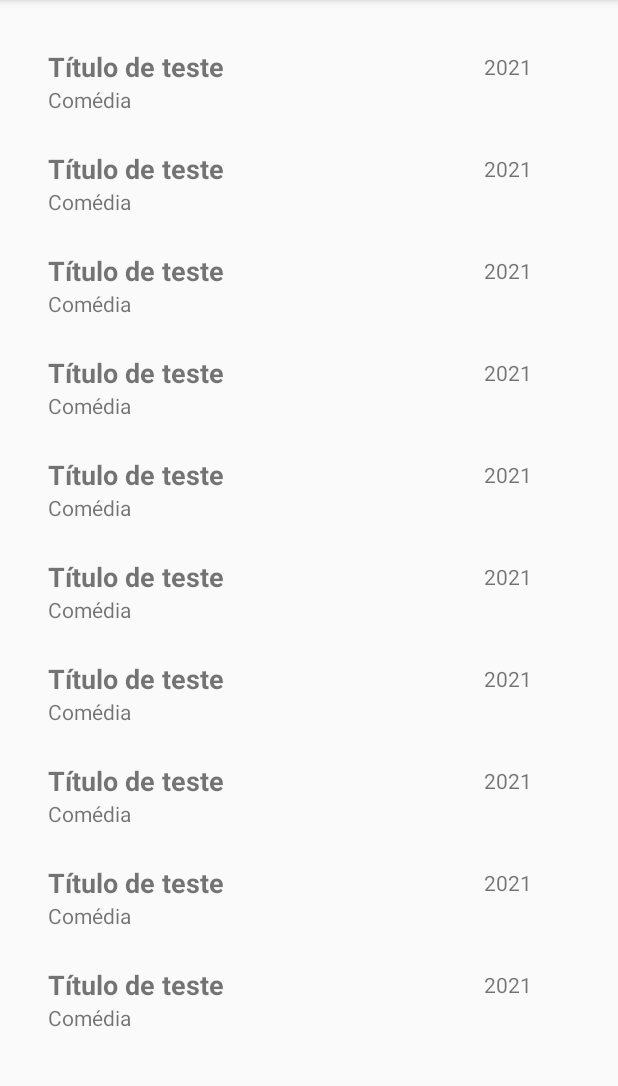
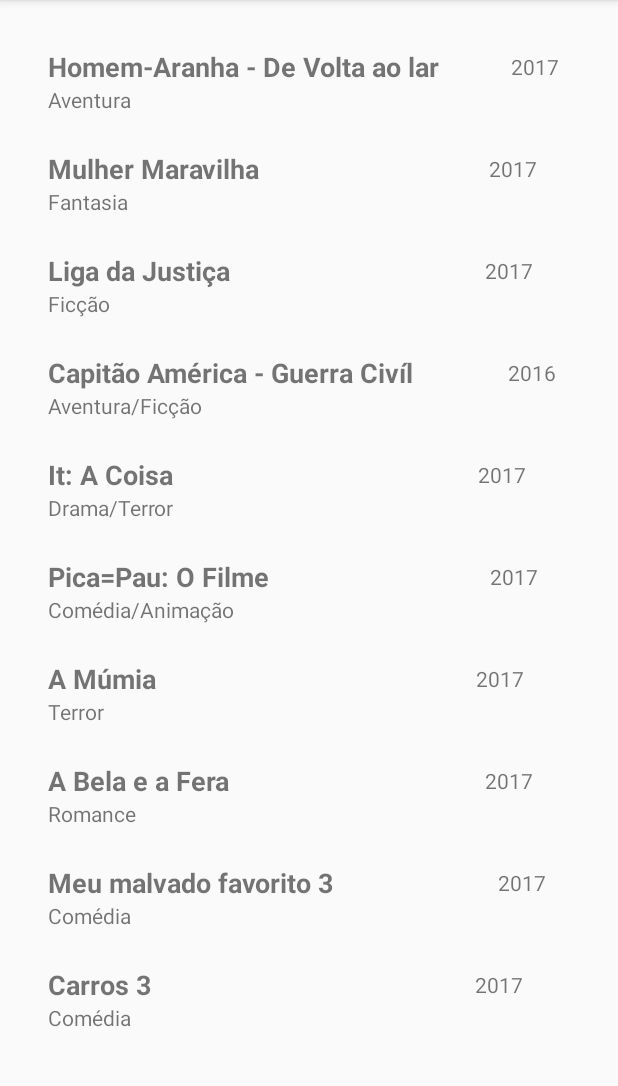
Before and after one commit to Carello930/ListaDeFilmes, an Android app: the screen it shows after launch (MainActivity), on a phone screen of 412 x 824 dp, the part 84-1170 px from its top. Run offline under Robolectric (Android 15) with nearby library versions, the light colour scheme and no system bars.

Commit message:
Atualização

```diff
--- a/app/src/main/java/com/leaoartes/listadefilmes/adapterFilms/AdapterFilms.java
+++ b/app/src/main/java/com/leaoartes/listadefilmes/adapterFilms/AdapterFilms.java
@@ -9,8 +9,17 @@
 import androidx.recyclerview.widget.RecyclerView;
 
 import com.leaoartes.listadefilmes.R;
+import com.leaoartes.listadefilmes.model.films;
+
+import java.util.List;
 
 public class AdapterFilms extends RecyclerView.Adapter<AdapterFilms.MyViewHolder> {
+
+    private List<films> movieListFilms;
+
+    public AdapterFilms(List<films> movieList) {
+        this.movieListFilms = movieList;
+    }
 
     @NonNull
     @Override
@@ -23,16 +32,17 @@
     @Override
     public void onBindViewHolder(@NonNull MyViewHolder holder, int position) {
 
-        holder.title.setText("Título de teste");
-        holder.category.setText("Comédia");
-        holder.year.setText("2021");
+        films films = movieListFilms.get(position);
+        holder.title.setText(films.getMovieTitle());
+        holder.category.setText(films.getMovieGenre());
+        holder.year.setText(films.getMovieYear());
 
     }
 
     @Override
     public int getItemCount()
     {
-        return 10;
+        return movieListFilms.size();
     }
 
     public class MyViewHolder extends RecyclerView.ViewHolder{
--- a/app/src/main/java/com/leaoartes/listadefilmes/mainActivity/MainActivity.java
+++ b/app/src/main/java/com/leaoartes/listadefilmes/mainActivity/MainActivity.java
@@ -30,7 +30,7 @@
         this.createMovieFilms();
 
         //Configuração Adaptador
-        AdapterFilms adapterFilms = new AdapterFilms();
+        AdapterFilms adapterFilms = new AdapterFilms(movieList);
 
         //Configuração RecyclerView
         RecyclerView.LayoutManager layoutManager = new LinearLayoutManager(getApplicationContext());
--- a/app/src/main/java/com/leaoartes/listadefilmes/model/films.java
+++ b/app/src/main/java/com/leaoartes/listadefilmes/model/films.java
@@ -1,4 +1,6 @@
 package com.leaoartes.listadefilmes.model;
+
+import java.util.List;
 
 public class films {
 
```
